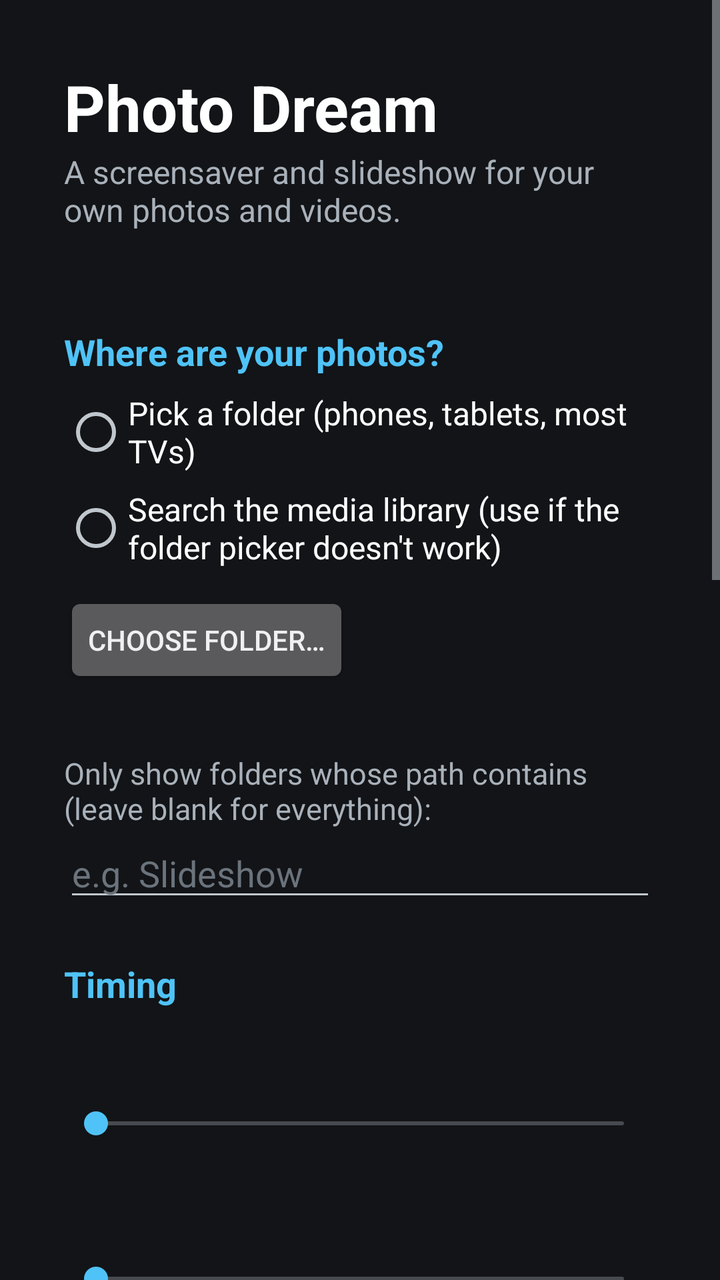
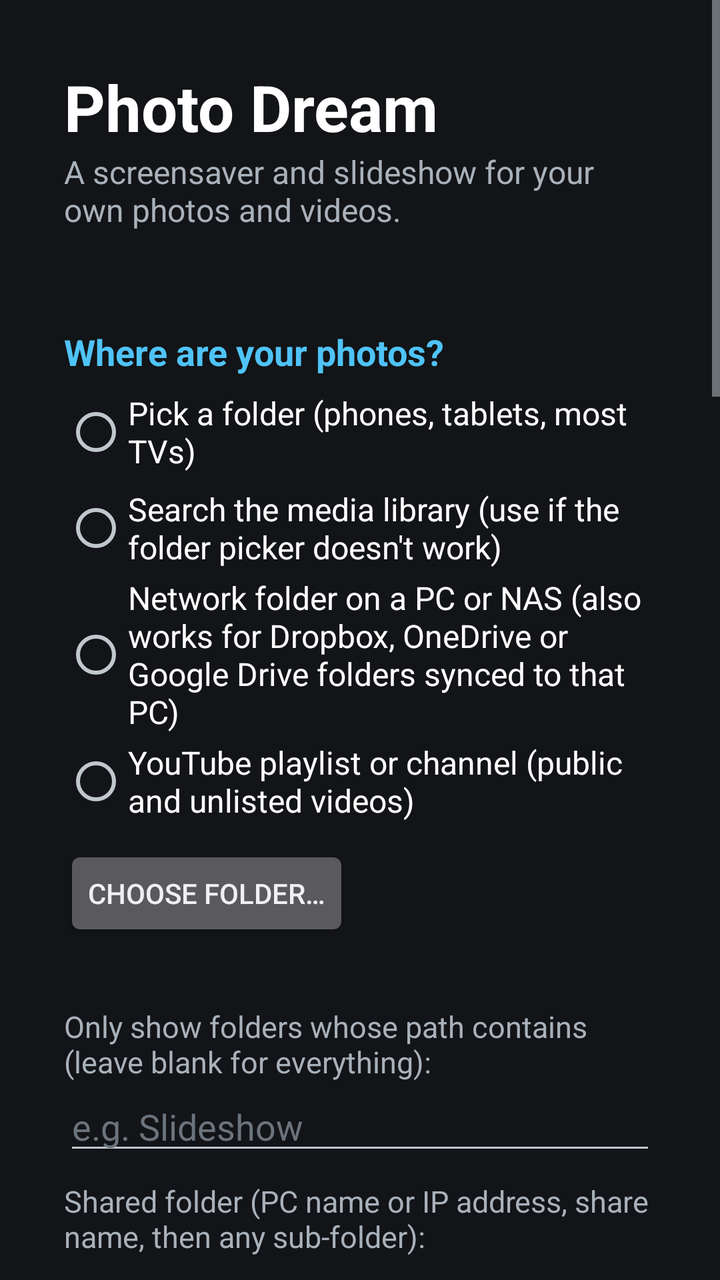

Compare the two renders of this Android layout. The source of the first and the diff that turns it into the second are given below.
<!-- AndroidManifest.xml: application theme AppTheme -->
<!-- res/layout/activity_main.xml -->
<?xml version="1.0" encoding="utf-8"?>
<ScrollView xmlns:android="http://schemas.android.com/apk/res/android"
    android:layout_width="match_parent"
    android:layout_height="match_parent"
    android:background="#121417">

    <LinearLayout
        android:layout_width="match_parent"
        android:layout_height="wrap_content"
        android:orientation="vertical"
        android:paddingStart="32dp"
        android:paddingTop="32dp"
        android:paddingEnd="32dp"
        android:paddingBottom="48dp">

        <TextView
            android:layout_width="wrap_content"
            android:layout_height="wrap_content"
            android:text="@string/app_name"
            android:textColor="#FFFFFF"
            android:textSize="32sp"
            android:textStyle="bold" />

        <TextView
            android:layout_width="wrap_content"
            android:layout_height="wrap_content"
            android:layout_marginBottom="24dp"
            android:text="A screensaver and slideshow for your own photos and videos."
            android:textColor="#A9B1BA"
            android:textSize="16sp" />

        
        <TextView
            style="@style/SectionTitle"
            android:text="Where are your photos?" />

        <RadioGroup
            android:id="@+id/source_group"
            android:layout_width="match_parent"
            android:layout_height="wrap_content">

            <RadioButton
                android:id="@+id/radio_folder"
                style="@style/Option"
                android:text="Pick a folder (phones, tablets, most TVs)" />

            <RadioButton
                android:id="@+id/radio_library"
                style="@style/Option"
                android:text="Search the media library (use if the folder picker doesn't work)" />
        </RadioGroup>

        <LinearLayout
            android:id="@+id/folder_section"
            android:layout_width="match_parent"
            android:layout_height="wrap_content"
            android:orientation="vertical">

            <Button
                android:id="@+id/choose_folder"
                android:layout_width="wrap_content"
                android:layout_height="wrap_content"
                android:layout_marginTop="8dp"
                android:text="Choose folder…" />

            <TextView
                android:id="@+id/folder_label"
                android:layout_width="match_parent"
                android:layout_height="wrap_content"
                android:layout_marginTop="4dp"
                android:textColor="#A9B1BA"
                android:textSize="15sp" />
        </LinearLayout>

        <LinearLayout
            android:id="@+id/library_section"
            android:layout_width="match_parent"
            android:layout_height="wrap_content"
            android:orientation="vertical">

            <TextView
                android:layout_width="match_parent"
                android:layout_height="wrap_content"
                android:layout_marginTop="8dp"
                android:text="Only show folders whose path contains (leave blank for everything):"
                android:textColor="#A9B1BA"
                android:textSize="15sp" />

            <EditText
                android:id="@+id/filter_input"
                android:layout_width="match_parent"
                android:layout_height="wrap_content"
                android:hint="e.g. Slideshow"
                android:inputType="text"
                android:maxLines="1"
                android:textColor="#FFFFFF"
                android:textColorHint="#6B737C" />
        </LinearLayout>

        
        <TextView
            style="@style/SectionTitle"
            android:text="Timing" />

        <TextView
            android:id="@+id/label_interval"
            style="@style/Label" />

        <SeekBar
            android:id="@+id/seek_interval"
            android:layout_width="match_parent"
            android:layout_height="wrap_content"
            android:minHeight="48dp" />

        <TextView
            android:id="@+id/label_video"
            style="@style/Label" />

        <SeekBar
            android:id="@+id/seek_video"
            android:layout_width="match_parent"
            android:layout_height="wrap_content"
            android:minHeight="48dp" />

        
        <TextView
            style="@style/SectionTitle"
            android:text="Options" />

        <Switch android:id="@+id/switch_shuffle" style="@style/Option" android:text="Shuffle" />
        <Switch android:id="@+id/switch_videos" style="@style/Option" android:text="Include videos" />
        <Switch android:id="@+id/switch_mute" style="@style/Option" android:text="Mute videos" />
        <Switch android:id="@+id/switch_zoom" style="@style/Option" android:text="Slow zoom on photos" />
        <Switch android:id="@+id/switch_fill" style="@style/Option" android:text="Crop photos to fill the screen" />
        <Switch android:id="@+id/switch_clock" style="@style/Option" android:text="Show clock and date" />
        <Switch android:id="@+id/switch_location" style="@style/Option" android:text="Show where photos were taken (needs internet for place names)" />

        
        <Button
            android:id="@+id/start_button"
            android:layout_width="match_parent"
            android:layout_height="wrap_content"
            android:layout_marginTop="28dp"
            android:text="▶  Start slideshow now" />

        <Button
            android:id="@+id/screensaver_button"
            android:layout_width="match_parent"
            android:layout_height="wrap_content"
            android:layout_marginTop="8dp"
            android:text="Set as screensaver…" />

        <TextView
            android:layout_width="match_parent"
            android:layout_height="wrap_content"
            android:layout_marginTop="20dp"
            android:lineSpacingExtra="4dp"
            android:text="@string/help_text"
            android:textColor="#A9B1BA"
            android:textSize="14sp" />
    </LinearLayout>
</ScrollView>
<!-- resources referenced by this layout -->
<resources>
  <string name="app_name">Photo Dream</string>
  <string name="help_text">During the slideshow: Right / tap right = next, Left / tap left = previous, OK = pause, Back = exit.\n\nOn Google TV the screensaver list is hidden. Set Photo Dream as the screensaver once from a computer with ADB (see the README that came with the app).</string>
  <style name="Label">
          <item name="android:layout_width">match_parent</item>
          <item name="android:layout_height">wrap_content</item>
          <item name="android:layout_marginTop">8dp</item>
          <item name="android:textColor">#FFFFFF</item>
          <item name="android:textSize">16sp</item>
      </style>
  <style name="Option">
          <item name="android:layout_width">match_parent</item>
          <item name="android:layout_height">wrap_content</item>
          <item name="android:minHeight">48dp</item>
          <item name="android:textColor">#FFFFFF</item>
          <item name="android:textSize">16sp</item>
      </style>
  <style name="SectionTitle">
          <item name="android:layout_width">match_parent</item>
          <item name="android:layout_height">wrap_content</item>
          <item name="android:layout_marginTop">24dp</item>
          <item name="android:layout_marginBottom">4dp</item>
          <item name="android:textColor">#4FC3F7</item>
          <item name="android:textSize">18sp</item>
          <item name="android:textStyle">bold</item>
      </style>
  <style name="AppTheme" parent="@android:style/Theme.DeviceDefault.NoActionBar">
          <item name="android:windowBackground">@android:color/black</item>
          <item name="android:colorAccent">#4FC3F7</item>
      </style>
</resources>

<!-- the commit's change to res/layout/activity_main.xml (unified diff, before → after) -->
@@ -2,7 +2,8 @@
 <ScrollView xmlns:android="http://schemas.android.com/apk/res/android"
     android:layout_width="match_parent"
     android:layout_height="match_parent"
-    android:background="#121417">
+    android:background="#121417"
+    android:fitsSystemWindows="true">
 
     <LinearLayout
         android:layout_width="match_parent"
@@ -48,6 +49,16 @@
                 android:id="@+id/radio_library"
                 style="@style/Option"
                 android:text="Search the media library (use if the folder picker doesn't work)" />
+
+            <RadioButton
+                android:id="@+id/radio_network"
+                style="@style/Option"
+                android:text="Network folder on a PC or NAS (also works for Dropbox, OneDrive or Google Drive folders synced to that PC)" />
+
+            <RadioButton
+                android:id="@+id/radio_youtube"
+                style="@style/Option"
+                android:text="YouTube playlist or channel (public and unlisted videos)" />
         </RadioGroup>
 
         <LinearLayout
@@ -95,6 +106,67 @@
                 android:maxLines="1"
                 android:textColor="#FFFFFF"
                 android:textColorHint="#6B737C" />
+        </LinearLayout>
+
+        <LinearLayout
+            android:id="@+id/network_section"
+            android:layout_width="match_parent"
+            android:layout_height="wrap_content"
+            android:orientation="vertical">
+
+            <TextView
+                style="@style/Hint"
+                android:text="Shared folder (PC name or IP address, share name, then any sub-folder):" />
+
+            <EditText
+                android:id="@+id/net_path"
+                style="@style/Field"
+                android:hint="\\\\MYPC\\Photos\\Slideshow   or   \\\\192.168.1.20\\Photos"
+                android:inputType="textUri" />
+
+            <TextView
+                style="@style/Hint"
+                android:text="Username (for a Windows PC, usually your Microsoft account email). Leave blank for guest access:" />
+
+            <EditText
+                android:id="@+id/net_user"
+                style="@style/Field"
+                android:hint="Username"
+                android:inputType="textEmailAddress" />
+
+            <EditText
+                android:id="@+id/net_password"
+                style="@style/Field"
+                android:hint="Password"
+                android:inputType="textPassword" />
+
+            <Button
+                android:id="@+id/net_test"
+                android:layout_width="wrap_content"
+                android:layout_height="wrap_content"
+                android:layout_marginTop="8dp"
+                android:text="Test connection" />
+
+            <TextView
+                android:id="@+id/net_status"
+                style="@style/Hint" />
+        </LinearLayout>
+
+        <LinearLayout
+            android:id="@+id/youtube_section"
+            android:layout_width="match_parent"
+            android:layout_height="wrap_content"
+            android:orientation="vertical">
+
+            <TextView
+                style="@style/Hint"
+                android:text="Paste a playlist link, a channel link, or a channel @handle. A channel plays its public uploads; for unlisted videos, put them in a playlist and paste that playlist's link. Private videos can't be played outside YouTube. Needs internet; YouTube may show ads." />
+
+            <EditText
+                android:id="@+id/youtube_link"
+                style="@style/Field"
+                android:hint="https://www.youtube.com/playlist?list=…   or   @yourchannel"
+                android:inputType="textUri" />
         </LinearLayout>
 
         
@@ -133,6 +205,7 @@
         <Switch android:id="@+id/switch_zoom" style="@style/Option" android:text="Slow zoom on photos" />
         <Switch android:id="@+id/switch_fill" style="@style/Option" android:text="Crop photos to fill the screen" />
         <Switch android:id="@+id/switch_clock" style="@style/Option" android:text="Show clock and date" />
+        <Switch android:id="@+id/switch_date" style="@style/Option" android:text="Show the date each photo or video was taken" />
         <Switch android:id="@+id/switch_location" style="@style/Option" android:text="Show where photos were taken (needs internet for place names)" />
 
         
<!-- resource entries referenced after the edit -->
@@ -2,6 +2,20 @@
 <resources>
   <string name="app_name">Photo Dream</string>
   <string name="help_text">During the slideshow: Right / tap right = next, Left / tap left = previous, OK = pause, Back = exit.\n\nOn Google TV the screensaver list is hidden. Set Photo Dream as the screensaver once from a computer with ADB (see the README that came with the app).</string>
+  <style name="Field">
+          <item name="android:layout_width">match_parent</item>
+          <item name="android:layout_height">wrap_content</item>
+          <item name="android:maxLines">1</item>
+          <item name="android:textColor">#FFFFFF</item>
+          <item name="android:textColorHint">#6B737C</item>
+      </style>
+  <style name="Hint">
+          <item name="android:layout_width">match_parent</item>
+          <item name="android:layout_height">wrap_content</item>
+          <item name="android:layout_marginTop">8dp</item>
+          <item name="android:textColor">#A9B1BA</item>
+          <item name="android:textSize">15sp</item>
+      </style>
   <style name="Label">
           <item name="android:layout_width">match_parent</item>
           <item name="android:layout_height">wrap_content</item>
